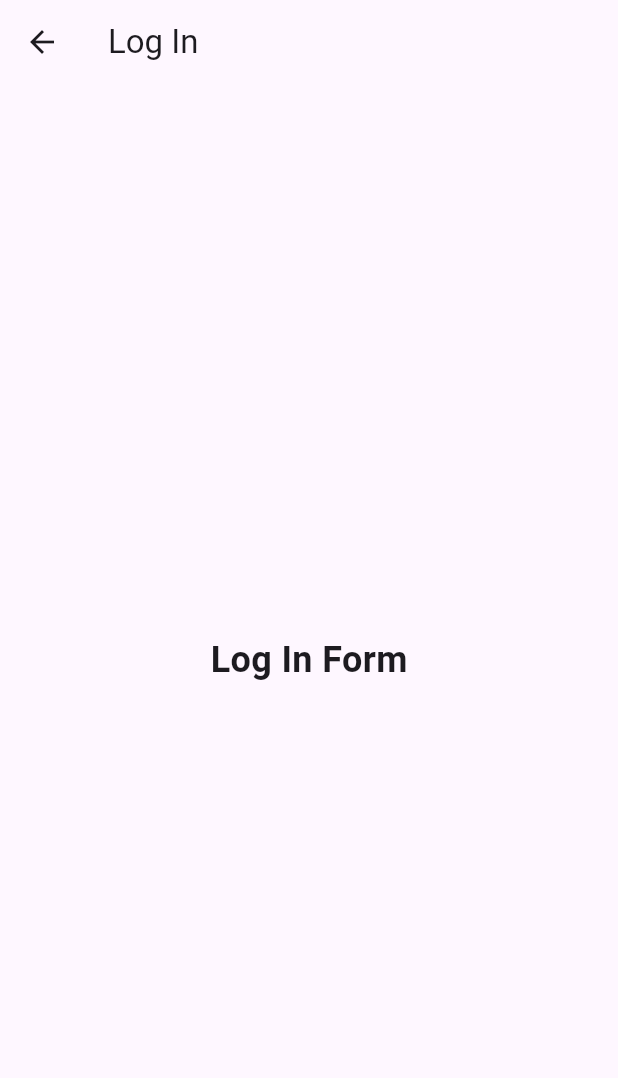
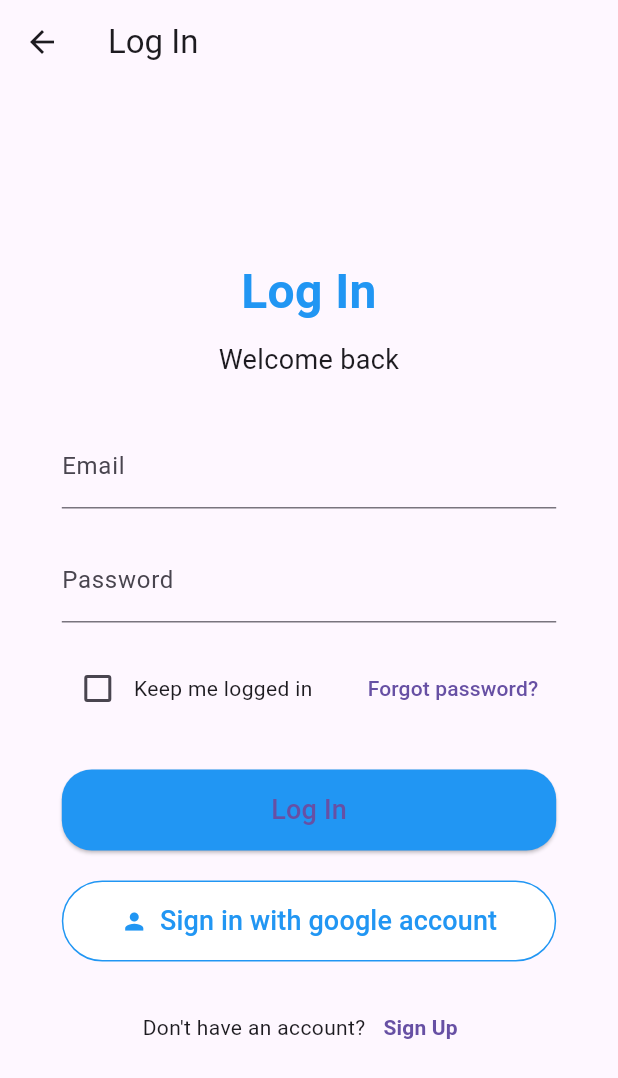
Before and after one commit to johnobodai/alu-mobile_application, a Flutter app: the screen it shows after launch, after a tap on "Already have an account? Log in", on a phone screen of 412 x 824 dp. Shown: the top 1078 px of the screen. Run offline on Flutter 3.47's test engine with Material 3 defaults, Android fonts, the phone set to English and light mode, and no system bars.

Commit message:
Add log in page

```diff
--- a/insight_lens/lib/log_in_screen.dart
+++ b/insight_lens/lib/log_in_screen.dart
@@ -9,21 +9,139 @@ class LogInScreen extends StatelessWidget {
       appBar: AppBar(
         title: const Text('Log In'),
       ),
-      body: const Center(
+      body: Center(
+        child: SingleChildScrollView(
+          padding: const EdgeInsets.all(16.0),
+          child: SizedBox(
+            width: MediaQuery.of(context).size.width * 0.8, // Limit form width
             child: Column(
+              crossAxisAlignment: CrossAxisAlignment.stretch,
+              children: [
+                const Text(
+                  'Log In',
+                  style: TextStyle(
+                    fontSize: 32,
+                    fontWeight: FontWeight.bold,
+                    color: Colors.blue, // Blue color for the first Log In text
+                  ),
+                  textAlign: TextAlign.center,
+                ),
+                const SizedBox(height: 10),
+                const Text(
+                  'Welcome back',
+                  style: TextStyle(
+                    fontSize: 18,
+                  ),
+                  textAlign: TextAlign.center,
+                ),
+                const SizedBox(height: 30),
+                TextFormField(
+                  decoration: const InputDecoration(
+                    labelText: 'Email',
+                  ),
+                ),
+                const SizedBox(height: 20),
+                TextFormField(
+                  obscureText: true,
+                  decoration: const InputDecoration(
+                    labelText: 'Password',
+                  ),
+                ),
+                const SizedBox(height: 20),
+                Row(
+                  children: [
+                    Checkbox(
+                      value: false, // Placeholder for "Keep me logged in"
+                      onChanged: (value) {
+                        // Handle checkbox change
+                      },
+                    ),
+                    const Text('Keep me logged in'),
+                    const Spacer(),
+                    TextButton(
+                      onPressed: () {
+                        // Placeholder for "Forgot password?"
+                      },
+                      child: const Text('Forgot password?'),
+                    ),
+                  ],
+                ),
+                const SizedBox(height: 30),
+                ElevatedButton(
+                  onPressed: () {
+                    // Placeholder for log in action
+                  },
+                  style: ElevatedButton.styleFrom(
+                    backgroundColor:
+                        Colors.blue, // Blue color for the first Log In button
+                    shape: RoundedRectangleBorder(
+                      borderRadius:
+                          BorderRadius.circular(20.0), // Cylindrical shape
+                    ),
+                  ),
+                  child: const Padding(
+                    padding: EdgeInsets.symmetric(vertical: 14),
+                    child: Text(
+                      'Log In',
+                      style: TextStyle(
+                        fontSize: 18,
+                      ),
+                    ),
+                  ),
+                ),
+                const SizedBox(height: 20),
+                OutlinedButton(
+                  onPressed: () {
+                    // Placeholder for sign in with another icon action
+                  },
+                  style: OutlinedButton.styleFrom(
+                    backgroundColor: Colors
+                        .white, // White background for the second Log In button
+                    side: const BorderSide(color: Colors.blue), // Blue border
+                  ),
+                  child: const Padding(
+                    padding: EdgeInsets.symmetric(vertical: 14),
+                    child: Row(
                       mainAxisAlignment: MainAxisAlignment.center,
                       children: [
-            // Add your login form fields here
+                        Icon(Icons.person,
+                            color: Colors
+                                .blue), // Placeholder icon with blue color
+                        SizedBox(width: 8),
                         Text(
-              'Log In Form',
+                          'Sign in with google account',
                           style: TextStyle(
-                fontSize: 24,
-                fontWeight: FontWeight.bold,
+                            fontSize: 18,
+                            color: Colors.blue, // Blue color for the text
                           ),
                         ),
                       ],
                     ),
                   ),
+                ),
+                const SizedBox(height: 20),
+                Row(
+                  mainAxisAlignment: MainAxisAlignment.center,
+                  children: [
+                    const Text("Don't have an account?"),
+                    TextButton(
+                      onPressed: () {
+                        // Placeholder for navigation to sign up screen
+                      },
+                      child: const Text(
+                        'Sign Up',
+                        style: TextStyle(
+                          fontWeight: FontWeight.bold,
+                        ),
+                      ),
+                    ),
+                  ],
+                ),
+              ],
+            ),
+          ),
+        ),
+      ),
     );
   }
 }
--- a/insight_lens/lib/main.dart
+++ b/insight_lens/lib/main.dart
@@ -7,10 +7,12 @@ import 'camera_screen.dart';
 import 'result_screen.dart';
 
 void main() {
-  runApp(MyApp());
+  runApp(const MyApp());
 }
 
 class MyApp extends StatelessWidget {
+  const MyApp({super.key});
+
   @override
   Widget build(BuildContext context) {
     return MaterialApp(
@@ -22,11 +24,11 @@ class MyApp extends StatelessWidget {
       initialRoute: '/',
       routes: {
         '/': (context) => const LandingPage(),
-        '/sign_up': (context) => SignUpScreen(),
-        '/log_in': (context) => LogInScreen(),
+        '/sign_up': (context) => const SignUpScreen(),
+        '/log_in': (context) => const LogInScreen(),
         '/home': (context) => const HomeScreen(),
-        '/camera': (context) => CameraScreen(),
-        '/result': (context) => ResultScreen(),
+        '/camera': (context) => const CameraScreen(),
+        '/result': (context) => const ResultScreen(),
       },
     );
   }
```
Lines whose indentation alone changed are shown as unchanged.
